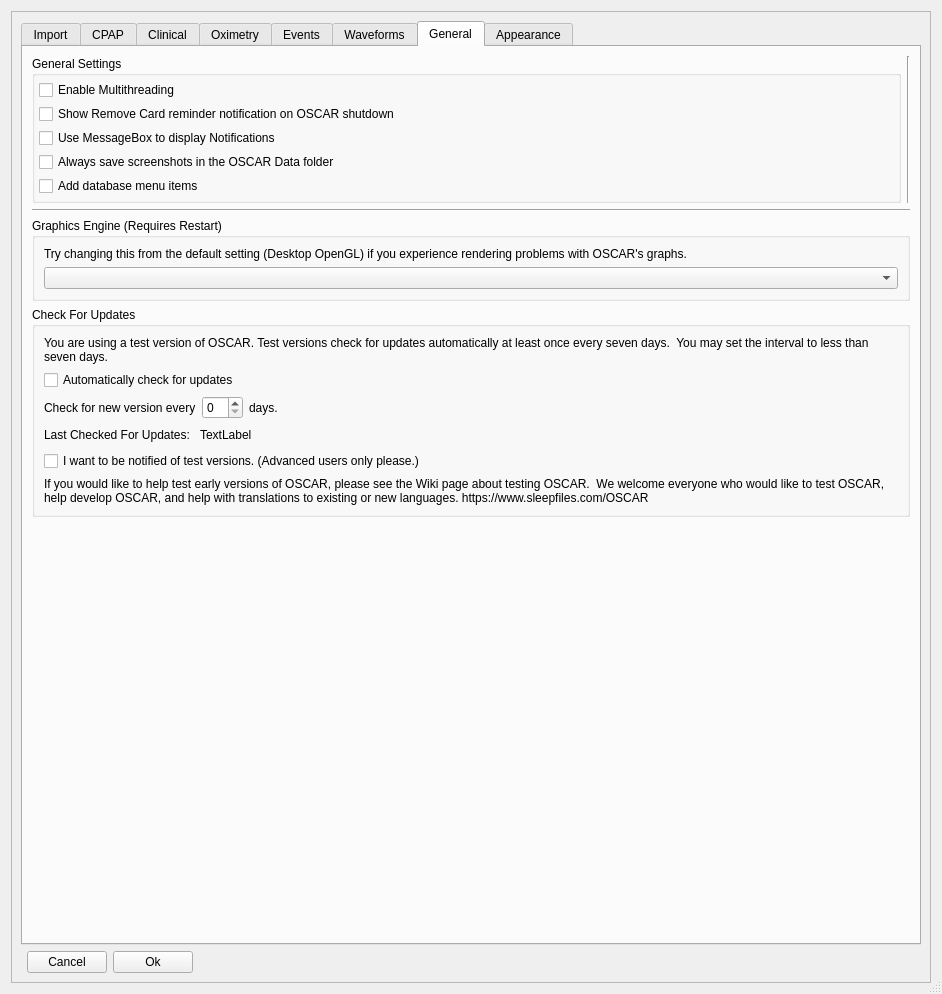
Old version of the form oscar/preferencesdialog.ui in the repository CrimsonNape-Red/OSCAR-SQL.
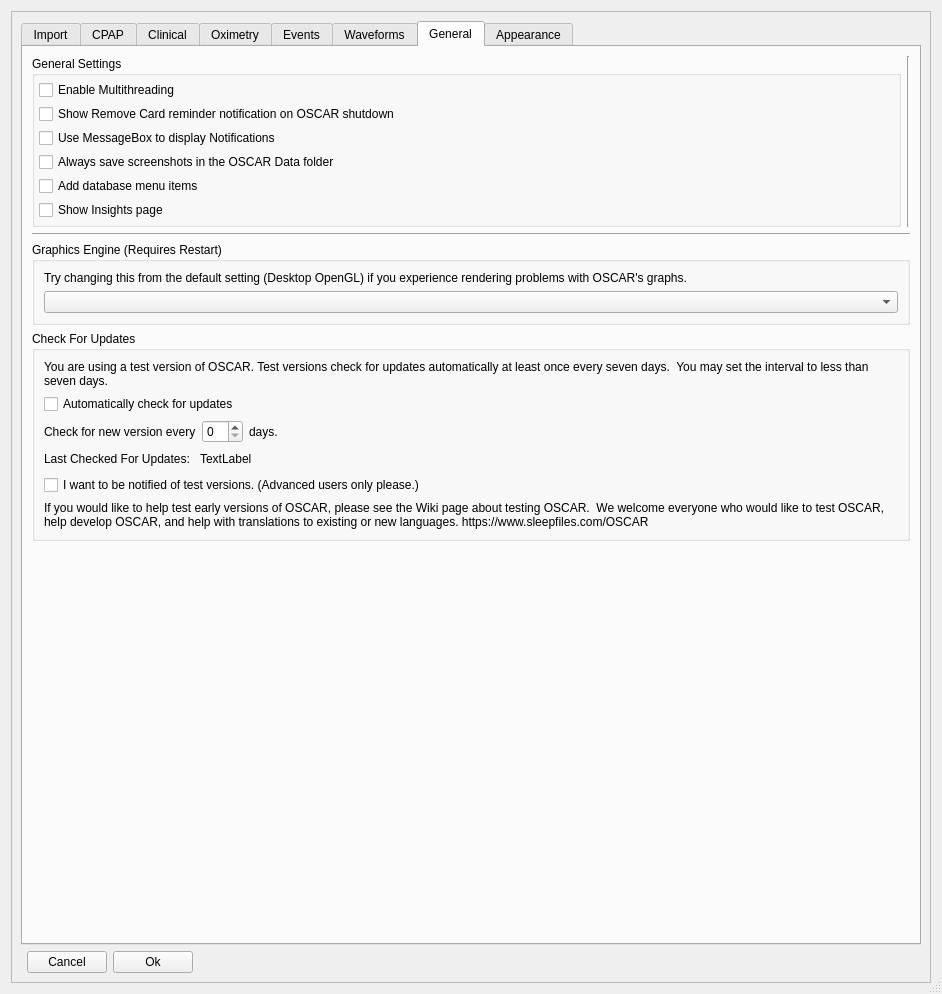
New version of the form. The open tabs and pages were chosen to show the change. Icons and pictures are not drawn.

Commit message:
Insights: add a General preference to show or hide the page
"Show Insights page" (Preferences > General, on by default) hides the Insights tab, its
Welcome tile and its View menu entry when unticked, with no restart. The page calculates
nothing until it is shown, so hiding the ways in turns the feature off.

Diff of the .ui file:
```diff
--- a/oscar/preferencesdialog.ui
+++ b/oscar/preferencesdialog.ui
@@ -2481,6 +2481,16 @@
                      </property>
                     </widget>
                    </item>
+                   <item row="6" column="1">
+                    <widget class="QCheckBox" name="showInsights">
+                     <property name="toolTip">
+                      <string>Show the Insights page: its tab, its Welcome tile and its View menu entry. Untick to hide Insights.</string>
+                     </property>
+                     <property name="text">
+                      <string>Show Insights page</string>
+                     </property>
+                    </widget>
+                   </item>
                   </layout>
                  </widget>
                 </item>
```
The commit also changes 8 other files.
